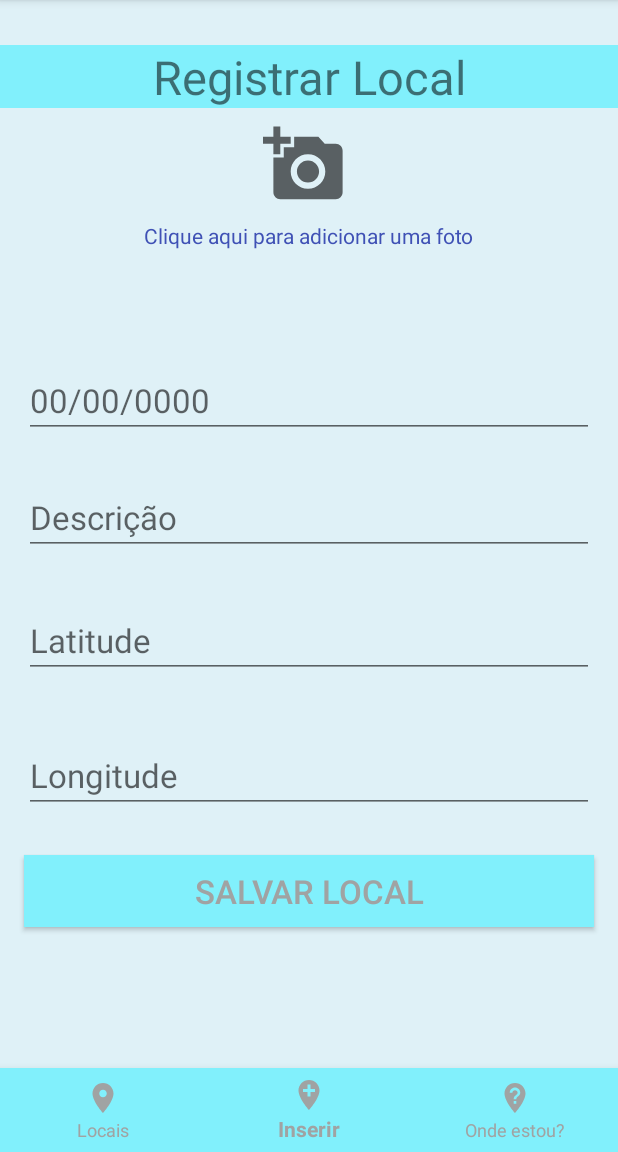
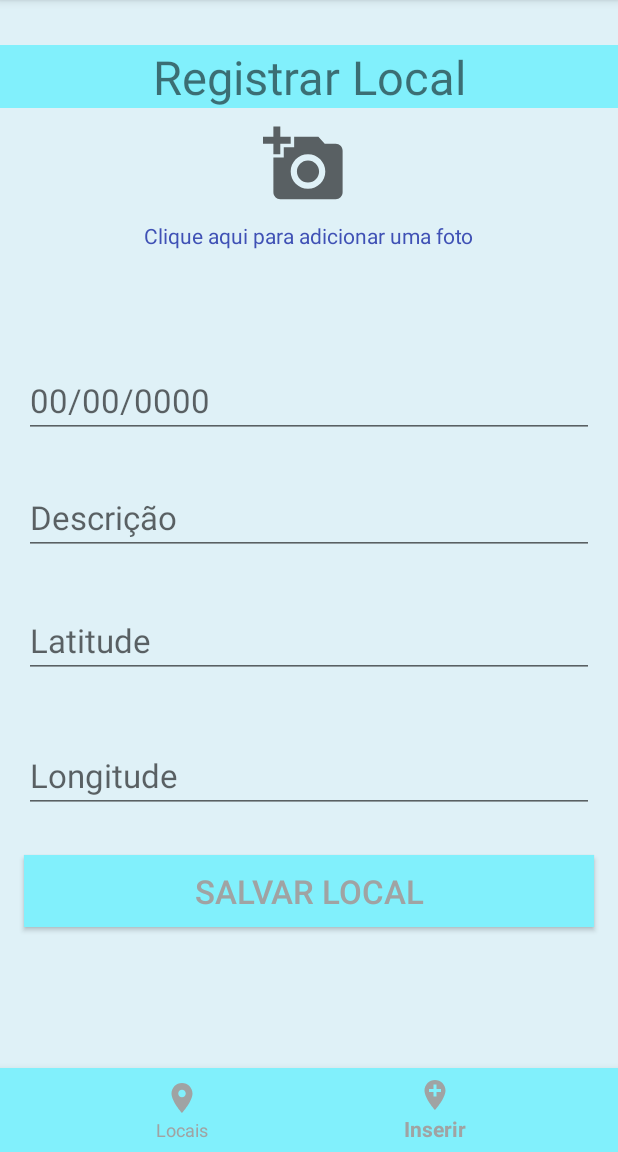
Before and after one commit to portel4/projetoLocation, an Android app: the MainActivity screen opened directly, with no data from a screen before it, item 2 of the bottom bar chosen, on a phone screen of 412 x 824 dp, the part 84-1236 px from its top. Run offline under Robolectric (Android 15) with nearby library versions, the phone set to English and light mode, and no system bars; libraries missing offline, so code that uses them is left out: com.orhanobut.hawk.

Commit message:
Retirando mapa

```diff
--- a/app/src/main/java/com/example/location_places/ui/MainActivity.java
+++ b/app/src/main/java/com/example/location_places/ui/MainActivity.java
@@ -47,12 +47,6 @@ public class MainActivity extends AppCompatActivity {
                                 "INSERIRLOCAIS");
                         return true;
 
-                    case R.id.onde:
-                        replaceFragment(R.id.frameLayoutMain,
-                                new OndeEstouFragment(),
-                                "ONDEFRAGMENT",
-                                "ONDEESTOU");
-                        return true;
                 }
 
 
--- a/app/src/main/res/menu/bottom_nav_menu.xml
+++ b/app/src/main/res/menu/bottom_nav_menu.xml
@@ -11,9 +11,4 @@
         android:title="Inserir"
         />
 
-    <item android:id="@+id/onde"
-        android:icon="@drawable/ic_onde"
-        android:title="Onde estou?"
-        />
-
 </menu>
```
